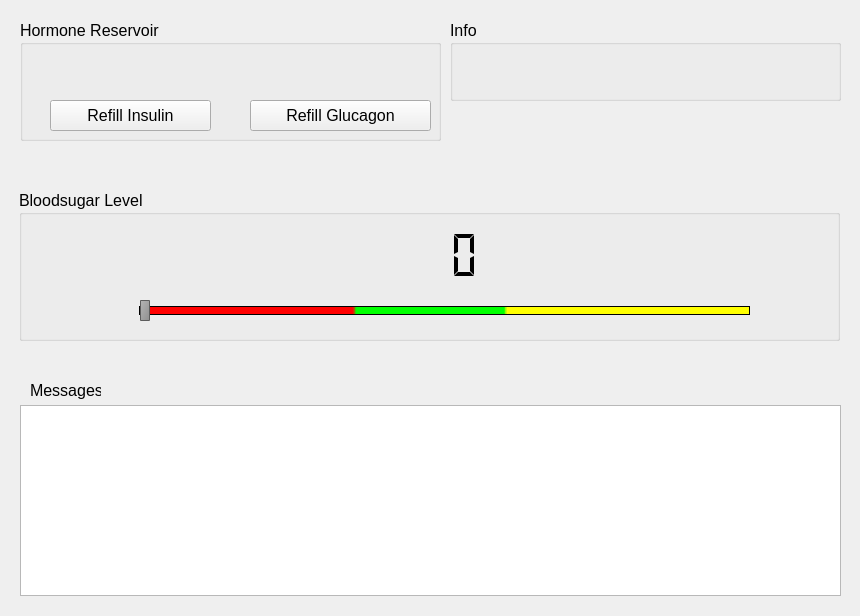
Above: UserInterface.ui from arobert-ffm/SCS_InsulinPump before the change. Below: the same form after it.
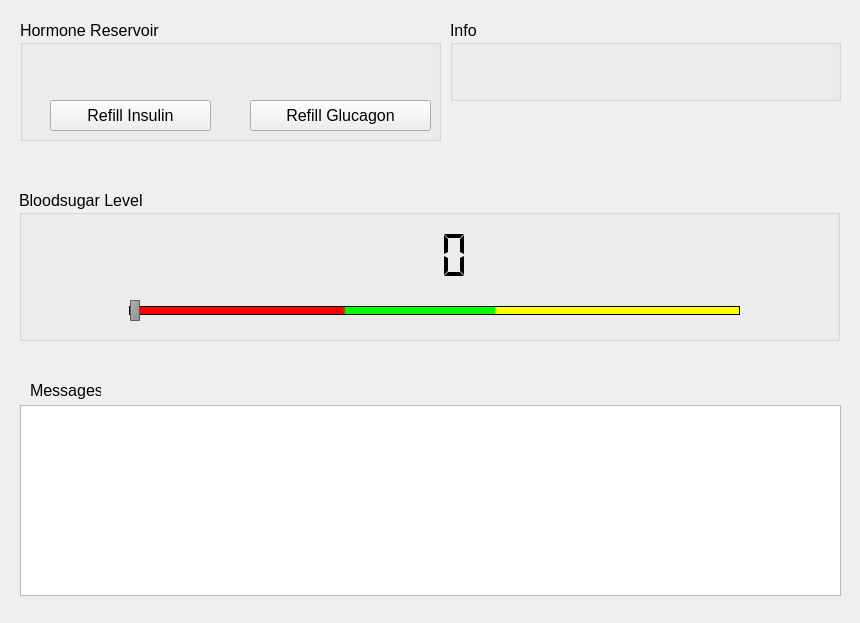
That is the form after the change.

Commit message: Fixed position of the Bloodsugar element

Diff of the .ui file:
```diff
--- a/UserInterface.ui
+++ b/UserInterface.ui
@@ -7,7 +7,7 @@
     <x>0</x>
     <y>0</y>
     <width>860</width>
-    <height>616</height>
+    <height>623</height>
    </rect>
   </property>
   <property name="windowTitle">
@@ -329,7 +329,7 @@
     <widget class="QLCDNumber" name="lcdNumber">
      <property name="geometry">
       <rect>
-       <x>380</x>
+       <x>370</x>
        <y>40</y>
        <width>81</width>
        <height>51</height>
@@ -371,7 +371,7 @@
      </property>
      <property name="geometry">
       <rect>
-       <x>120</x>
+       <x>110</x>
        <y>110</y>
        <width>611</width>
        <height>21</height>
```
